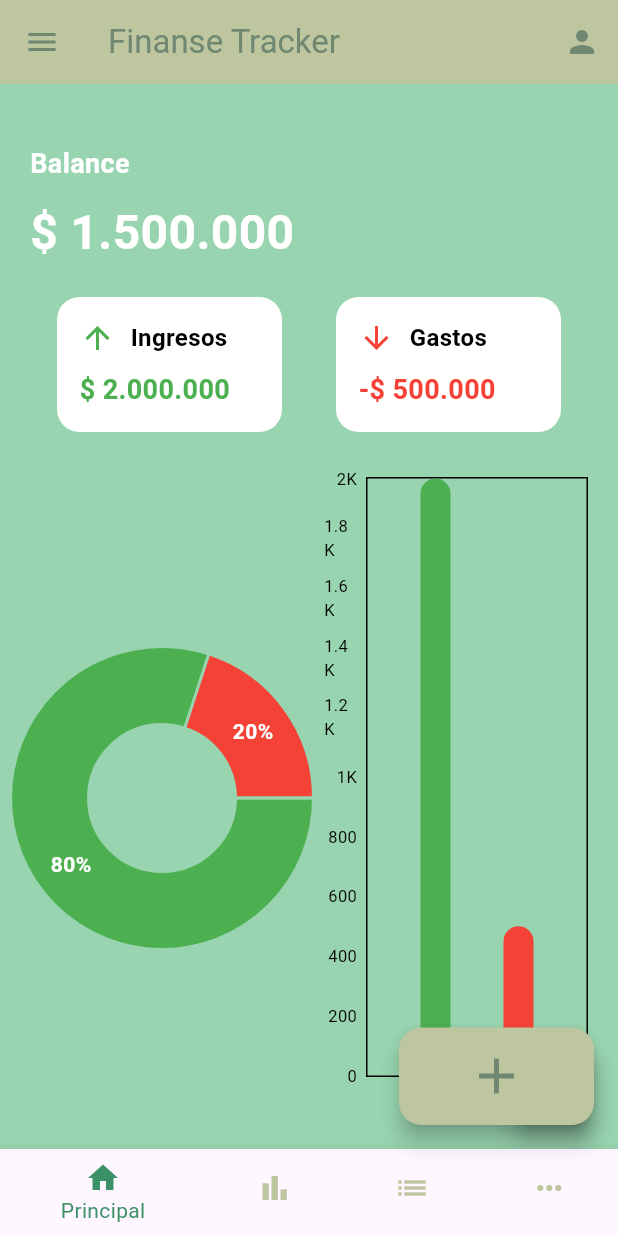
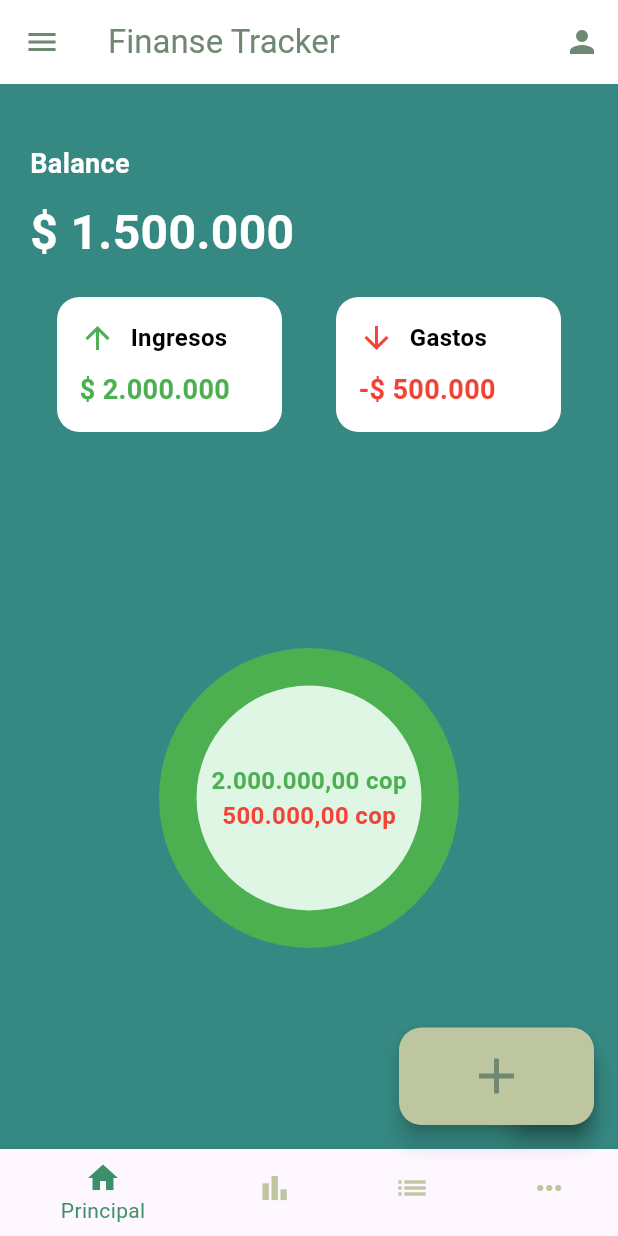
Before and after one commit to ISCOUTB/DS-finanzaspersonales, a Flutter app: the screen it shows after launch, after a tap on "Iniciar sesión", on a phone screen of 412 x 824 dp. Run offline on Flutter 3.47's test engine with Material 3 defaults, Android fonts, the phone set to English and light mode, and no system bars; drawn by our look-alikes of fl_chart; our stand-ins replace google_fonts; network calls fail.

Commit message:
integracion de las nuevas paginas y sus correciones

```diff
--- /dev/null
+++ b/lib/Datos/1.dart
@@ -0,0 +1,8 @@
+class Money{
+
+  String? image;
+  String? name;
+  String? time;
+  String? fee;
+  bool? buy;
+}
--- /dev/null
+++ b/lib/Datos/listdata.dart
@@ -0,0 +1,24 @@
+import '1.dart';
+
+List<Money> geter(){
+  Money upwork=Money();
+  upwork.name='upwork';
+  upwork.fee='50';
+  upwork.time='toda';
+  upwork.image='upwork.png';
+  upwork.buy=false;
+  Money starbucks=Money();
+  starbucks.buy=true;
+  starbucks.fee='20';
+  starbucks.image='starbucks.png';
+  starbucks.name='starbucks';
+  starbucks.time='today';
+  Money trasfer=Money();
+  trasfer.buy=true;
+  trasfer.fee='100';
+  trasfer.image='crrdt.png';
+  trasfer.name='transfer for sam';
+  trasfer.time='Jan 30,2022';
+  return[upwork,starbucks,trasfer,upwork,starbucks,trasfer];
+
+}
--- a/lib/main.dart
+++ b/lib/main.dart
@@ -3,6 +3,7 @@ import 'pages/icon_user.dart';
 import 'pages/registro_pages.dart';
 import 'pages/TransferHistory.dart';
 import 'pages/principal_pages.dart';
+import 'pages/statistics.dart';
 
 void main() {
   runApp(const MyApp());
@@ -48,7 +49,7 @@ class _MyHomePageState extends State<MyHomePage> {
   // Lista de páginas para el cuerpo dinámico
   final List<Widget> _pages = [
     const PrincipalPage(), // Página principal
-    Center(child: Text('Estadísticas')), // Página de estadísticas
+    Statistics(), // Página de estadísticas
     const Transferhistory(), // Página de registros (TransferHistory)
     Center(child: Text('Más opciones')), // Página de más opciones
   ];
@@ -64,7 +65,7 @@ class _MyHomePageState extends State<MyHomePage> {
     return Scaffold(
       key: _scaffoldKey,
       appBar: AppBar(
-        backgroundColor: const Color(0xFFBEC6A0),
+        backgroundColor: Colors.white,
         leading: IconButton(
           icon: const Icon(Icons.menu),
           color: const Color(0xFF708871),
--- a/lib/pages/TransferHistory.dart
+++ b/lib/pages/TransferHistory.dart
@@ -1,32 +1,32 @@
 import 'package:flutter/material.dart';
+import '../Datos/listdata.dart';
 
-class Transferhistory extends StatelessWidget{
-  const Transferhistory({Key?key}):super(key: key);
+class Transferhistory extends StatelessWidget {
+  const Transferhistory({Key? key}) : super(key: key);
 
   @override
   Widget build(BuildContext context) {
-    return SafeArea(
+    return Scaffold(
+      body: SafeArea(
         child: CustomScrollView(
           slivers: [
-          SliverToBoxAdapter(
-            child: SizedBox(height: 400, child: _head()),
-          ),
+            SliverToBoxAdapter(child: SizedBox(height: 400, child: _head())),
             SliverToBoxAdapter(
               child: Padding(
                 padding: const EdgeInsets.symmetric(horizontal: 15),
                 child: Row(
                   mainAxisAlignment: MainAxisAlignment.spaceBetween,
-                children: const [
+                  children: [
                     Text(
                       'Transactions History',
                       style: TextStyle(
                         fontWeight: FontWeight.w600,
                         fontSize: 19,
-                      color: Colors.black,
+                        color: const Color.fromARGB(255, 27, 26, 26),
                       ),
                     ),
                     Text(
-                    'See all',
+                      'sell all',
                       style: TextStyle(
                         fontWeight: FontWeight.w600,
                         fontSize: 19,
@@ -38,23 +38,41 @@ class Transferhistory extends StatelessWidget{
               ),
             ),
             SliverList(
-            delegate: SliverChildBuilderDelegate(
-              (context, index) {
+              delegate: SliverChildBuilderDelegate((context, index) {
                 return ListTile(
                   leading: ClipRRect(
                     borderRadius: BorderRadius.circular(5),
-                    child: Image.asset('images/cre.png'),
+                    child: Image.asset(
+                      'images/${geter()[index].image}',
+                      height: 40,
+                    ),
+                  ),
+                  title: Text(
+                    geter()[index].name!,
+                    style: TextStyle(fontSize: 17, fontWeight: FontWeight.w600),
+                  ),
+                  subtitle: Text(
+                    geter()[index].time!,
+                    style: TextStyle(fontWeight: FontWeight.w600),
+                  ),
+                  trailing: Text(
+                    '\$${geter()[index].fee!}',
+                    style: TextStyle(
+                      fontWeight: FontWeight.w600,
+                      fontSize: 19,
+                      color: geter()[index].buy! ? Colors.red : Colors.green,
+                    ),
                   ),
                 );
-              },
-            ),
+              }, childCount: geter().length),
             ),
           ],
+        ),
       ),
     );
   }
 
-  Widget _head(){
+  Widget _head() {
     return Stack(
       children: [
         Column(
@@ -62,8 +80,9 @@ class Transferhistory extends StatelessWidget{
             Container(
               width: double.infinity,
               height: 240,
-                decoration: BoxDecoration(color:Color(0xff368983),
-                borderRadius:BorderRadius.only(
+              decoration: BoxDecoration(
+                color: Color(0xff368983),
+                borderRadius: BorderRadius.only(
                   bottomLeft: Radius.circular(20),
                   bottomRight: Radius.circular(20),
                 ),
@@ -72,14 +91,15 @@ class Transferhistory extends StatelessWidget{
                 children: [
                   Positioned(
                     top: 5,
-                      left: 1550,
+                    left: 1480,
                     child: ClipRRect(
                       borderRadius: BorderRadius.circular(7),
                       child: Container(
                         height: 40,
                         width: 40,
-                          color: Color.fromRGBO(250, 250, 250,0.1),
-                          child: Icon(Icons.notification_add_outlined,
+                        color: Color.fromRGBO(250, 250, 250, 0.1),
+                        child: Icon(
+                          Icons.notification_add_outlined,
                           size: 30,
                           color: Colors.white,
                         ),
@@ -87,21 +107,22 @@ class Transferhistory extends StatelessWidget{
                     ),
                   ),
                   Padding(
-
-                    padding:const EdgeInsets.only(top: 35,left: 10),
-                    child:Column(
+                    padding: const EdgeInsets.only(top: 35, left: 10),
+                    child: Column(
                       crossAxisAlignment: CrossAxisAlignment.start,
                       children: [
-                        Text('Good afternoon',
-                        style: TextStyle(fontWeight:
-                        FontWeight.w500,
+                        Text(
+                          'Good afternoon',
+                          style: TextStyle(
+                            fontWeight: FontWeight.w500,
                             fontSize: 16,
-                        color: Color.fromARGB(255, 224, 223, 223)
+                            color: Color.fromARGB(255, 224, 223, 223),
                           ),
                         ),
-                        Text('User name',
-                        style: TextStyle(fontWeight:
-                        FontWeight.w600,
+                        Text(
+                          'User name',
+                          style: TextStyle(
+                            fontWeight: FontWeight.w600,
                             fontSize: 20,
                             color: Colors.white,
                           ),
@@ -110,7 +131,7 @@ class Transferhistory extends StatelessWidget{
                     ),
                   ),
                 ],
-                )
+              ),
             ),
           ],
         ),
@@ -118,47 +139,50 @@ class Transferhistory extends StatelessWidget{
         Positioned(
           top: 110,
           left: 500,
-         child:Container(
+          child: Container(
             height: 250,
             width: 600,
             decoration: BoxDecoration(
               color: Color.fromARGB(225, 47, 125, 121),
               borderRadius: BorderRadius.circular(15),
             ),
-          child: Column(children: [
+            child: Column(
+              children: [
                 SizedBox(height: 10),
                 Padding(
                   padding: const EdgeInsets.symmetric(horizontal: 15),
                   child: Row(
                     mainAxisAlignment: MainAxisAlignment.spaceBetween,
                     children: [
-                  Text('Total Balace',style: TextStyle(fontWeight:
-                          FontWeight.w500,
+                      Text(
+                        'Total Balace',
+                        style: TextStyle(
+                          fontWeight: FontWeight.w500,
                           fontSize: 16,
                           color: Colors.white,
                         ),
                       ),
-                      Icon(Icons.more_horiz,color: Colors.white ,
-                      ),
+                      Icon(Icons.arrow_downward, color: Colors.white),
                     ],
                   ),
                 ),
-            SizedBox(height: 7,),
+                SizedBox(height: 7),
                 Padding(
                   padding: const EdgeInsets.only(left: 30),
                   child: Row(
                     children: [
-                  Text('\$ 9999',
+                      Text(
+                        '\$ 9999',
                         style: TextStyle(
                           fontWeight: FontWeight.bold,
                           fontSize: 25,
                           color: Colors.white,
                         ),
-                  )
+                      ),
                     ],
                   ),
                 ),
-            SizedBox(height:25 ),
+                SizedBox(height: 25),
                 Padding(
                   padding: const EdgeInsets.symmetric(horizontal: 60),
                   child: Row(
@@ -169,15 +193,19 @@ class Transferhistory extends StatelessWidget{
                           CircleAvatar(
                             radius: 13,
                             backgroundColor: Color.fromARGB(255, 85, 145, 141),
-                        child: Icon(Icons.arrow_upward,color: Colors.white,size: 19,
+                            child: Icon(
+                              Icons.arrow_downward,
+                              color: Colors.white,
+                              size: 19,
                             ),
                           ),
-                      SizedBox(width:  7,),
-                      Text('Income',style: TextStyle(
+                          SizedBox(width: 7),
+                          Text(
+                            'Income',
+                            style: TextStyle(
                               fontWeight: FontWeight.w500,
                               fontSize: 16,
                               color: Color.fromARGB(225, 216, 216, 216),
-
                             ),
                           ),
                         ],
@@ -187,15 +215,19 @@ class Transferhistory extends StatelessWidget{
                           CircleAvatar(
                             radius: 13,
                             backgroundColor: Color.fromARGB(255, 85, 145, 141),
-                        child: Icon(Icons.arrow_upward,color: Colors.white,size: 19,
+                            child: Icon(
+                              Icons.arrow_upward,
+                              color: Colors.white,
+                              size: 19,
                             ),
                           ),
-                      SizedBox(width:  7,),
-                      Text('Expenses ',style: TextStyle(
+                          SizedBox(width: 7),
+                          Text(
+                            'Expenses ',
+                            style: TextStyle(
                               fontWeight: FontWeight.w500,
                               fontSize: 16,
                               color: Color.fromARGB(225, 216, 216, 216),
-
                             ),
                           ),
                         ],
@@ -209,30 +241,29 @@ class Transferhistory extends StatelessWidget{
                   child: Row(
                     mainAxisAlignment: MainAxisAlignment.spaceBetween,
                     children: [
-                  Text('\$ 9999',
+                      Text(
+                        '\$ 9999',
                         style: TextStyle(
                           fontWeight: FontWeight.w600,
                           fontSize: 17,
                           color: Colors.white,
-
                         ),
                       ),
-                           Text('\$ 9999',
+                      Text(
+                        '\$ 9999',
                         style: TextStyle(
                           fontWeight: FontWeight.w600,
                           fontSize: 17,
                           color: Colors.white,
-
                         ),
-                  )
-                ],
-
                       ),
-            )
                     ],
                   ),
                 ),
-      )
+              ],
+            ),
+          ),
+        ),
       ],
     );
   }
--- a/lib/pages/icon_user.dart
+++ b/lib/pages/icon_user.dart
@@ -21,14 +21,14 @@ class UserMenu extends StatelessWidget {
               margin: const EdgeInsets.only(top: 30),
               padding: const EdgeInsets.all(20),
               width: double.infinity,
-              color: Colors.green,
+              color: Color(0xff368983),
               child: const Text("Home"),
             ),
             Container(
               margin: const EdgeInsets.only(top: 2),
               padding: const EdgeInsets.all(20),
               width: double.infinity,
-              color: Colors.green,
+              color: Color(0xff368983),
               child: const Text("Setting"),
             ),
             Expanded(child: Container()),
@@ -36,7 +36,7 @@ class UserMenu extends StatelessWidget {
               margin: const EdgeInsets.only(top: 2),
               padding: const EdgeInsets.all(20),
               width: double.infinity,
-              color: Colors.green,
+              color: Color(0xff368983),
               alignment: Alignment.center,
               child: const Text("Sign out"),
             ),
--- a/lib/pages/principal_pages.dart
+++ b/lib/pages/principal_pages.dart
@@ -1,5 +1,4 @@
 import 'package:flutter/material.dart';
-import 'package:fl_chart/fl_chart.dart';
 
 class PrincipalPage extends StatelessWidget {
   const PrincipalPage({Key? key}) : super(key: key);
@@ -8,7 +7,7 @@ class PrincipalPage extends StatelessWidget {
   Widget build(BuildContext context) {
     return Scaffold(
       body: Container(
-        color: const Color(0xFF98D4AF), // Fondo verde claro
+        color: const Color(0xff368983), // Fondo verde claro
         child: Padding(
           padding: const EdgeInsets.all(20.0),
           child: Column(
@@ -52,42 +51,49 @@ class PrincipalPage extends StatelessWidget {
               ),
               const SizedBox(height: 30),
               Expanded(
-                child: Row(
-                  children: [
-                    Expanded(
-                      child: PieChart(
-                        PieChartData(
-                          sections: _buildPieChartSections(),
-                          centerSpaceRadius: 50,
-                          sectionsSpace: 2,
+                child: Center(
+                  child: Stack(
+                    alignment: Alignment.center,
+                    children: [
+                      Container(
+                        width: 200,
+                        height: 200,
+                        decoration: const BoxDecoration(
+                          color: Colors.green,
+                          shape: BoxShape.circle,
                         ),
                       ),
-                    ),
-                    const SizedBox(width: 20),
-                    Expanded(
-                      child: BarChart(
-                        BarChartData(
-                          barGroups: _buildBarChartGroups(),
-                          titlesData: FlTitlesData(
-                            leftTitles: SideTitles(showTitles: true),
-                            bottomTitles: SideTitles(
-                              showTitles: true,
-                              getTitles: (value) {
-                                switch (value.toInt()) {
-                                  case 0:
-                                    return 'Ingresos';
-                                  case 1:
-                                    return 'Gastos';
-                                  default:
-                                    return '';
-                                }
-                              },
+                      Container(
+                        width: 150,
+                        height: 150,
+                        decoration: const BoxDecoration(
+                          color: Color(0xFFDFF6E4),
+                          shape: BoxShape.circle,
+                        ),
+                        child: Column(
+                          mainAxisAlignment: MainAxisAlignment.center,
+                          children: const [
+                            Text(
+                              '2.000.000,00 cop',
+                              style: TextStyle(
+                                fontSize: 16,
+                                color: Colors.green,
+                                fontWeight: FontWeight.bold,
+                              ),
                             ),
-                          ),
+                            Text(
+                              '500.000,00 cop',
+                              style: TextStyle(
+                                fontSize: 16,
+                                color: Colors.red,
+                                fontWeight: FontWeight.bold,
+                              ),
+                            ),
+                          ],
                         ),
                       ),
-                    ),
-                  ],
+                    ],
+                  ),
                 ),
               ),
             ],
@@ -147,56 +153,4 @@ class PrincipalPage extends StatelessWidget {
       ),
     );
   }
-
-  List<PieChartSectionData> _buildPieChartSections() {
-    return [
-      PieChartSectionData(
-        color: Colors.green,
-        value: 80, // Porcentaje de ingresos
-        title: '80%',
-        radius: 50,
-        titleStyle: const TextStyle(
-          fontSize: 14,
-          fontWeight: FontWeight.bold,
-          color: Colors.white,
-        ),
-      ),
-      PieChartSectionData(
-        color: Colors.red,
-        value: 20, // Porcentaje de gastos
-        title: '20%',
-        radius: 50,
-        titleStyle: const TextStyle(
-          fontSize: 14,
-          fontWeight: FontWeight.bold,
-          color: Colors.white,
-        ),
-      ),
-    ];
-  }
-
-  List<BarChartGroupData> _buildBarChartGroups() {
-    return [
-      BarChartGroupData(
-        x: 0,
-        barRods: [
-          BarChartRodData(
-            y: 2000, // Valor de ingresos
-            colors: [Colors.green],
-            width: 20,
-          ),
-        ],
-      ),
-      BarChartGroupData(
-        x: 1,
-        barRods: [
-          BarChartRodData(
-            y: 500, // Valor de gastos
-            colors: [Colors.red],
-            width: 20,
-          ),
-        ],
-      ),
-    ];
-  }
 }
--- /dev/null
+++ b/lib/pages/statistics.dart
@@ -0,0 +1,100 @@
+import 'package:flutter/material.dart';
+
+class Statistics extends StatefulWidget {
+  const Statistics({Key? key}) : super(key: key);
+
+  @override
+  State<Statistics> createState() => _StatisticsState();
+}
+
+class _StatisticsState extends State<Statistics> {
+  List day = ['Day', 'Week', 'Month', 'Year'];
+  int index_color = 0;
+
+  @override
+  Widget build(BuildContext context) {
+    return Scaffold(
+      body: SafeArea(
+        child: CustomScrollView(
+          slivers: [
+            // Encabezado con título
+            SliverToBoxAdapter(
+              child: Column(
+                children: [
+                  const SizedBox(height: 20),
+                  const Text(
+                    'Statistics',
+                    style: TextStyle(
+                      color: Colors.black,
+                      fontSize: 20,
+                      fontWeight: FontWeight.w700,
+                    ),
+                  ),
+                  const SizedBox(height: 20),
+
+                  // Botones de filtro
+                  Padding(
+                    padding: const EdgeInsets.symmetric(horizontal: 30),
+                    child: Row(
+                      mainAxisAlignment: MainAxisAlignment.spaceBetween,
+                      children: List.generate(day.length, (index) {
+                        return GestureDetector(
+                          onTap: () {
+                            setState(() {
+                              index_color = index;
+                            });
+                          },
+                          child: Container(
+                            height: 40,
+                            width: 80,
+                            decoration: BoxDecoration(
+                              borderRadius: BorderRadius.circular(10),
+                              color: index_color == index
+                                  ? const Color.fromARGB(255, 47, 125, 121)
+                                  : Colors.white,
+                            ),
+                            alignment: Alignment.center,
+                            child: Text(
+                              day[index],
+                              style: TextStyle(
+                                color: index_color == index
+                                    ? Colors.white
+                                    : Colors.black,
+                                fontSize: 16,
+                                fontWeight: FontWeight.w700,
+                              ),
+                            ),
+                          ),
+                        );
+                      }),
+                    ),
+                  ),
+
+                  const SizedBox(height: 30),
+
+                  // Aquí va el contenido de estadísticas según el filtro
+                  getStatisticsContent(),
+                ],
+              ),
+            ),
+          ],
+        ),
+      ),
+    );
+  }
+
+  // Contenido adaptado del diseño básico que compartiste
+  Widget getStatisticsContent() {
+    return const Padding(
+      padding: EdgeInsets.symmetric(horizontal: 30),
+      child: Column(
+        children: [
+          Text(
+            'Here goes the statistic content',
+            style: TextStyle(fontSize: 16),
+          ),
+        ],
+      ),
+    );
+  }
+}
--- a/pubspec.yaml
+++ b/pubspec.yaml
@@ -30,7 +30,8 @@ environment:
 dependencies:
   flutter:
     sdk: flutter
-  fl_chart: ^0.40.0
+  #fl_chart: ^0.40.0
+  flutter_speed_dial: ^5.0.0
   google_fonts:
 
   syncfusion_flutter_charts: ^29.1.33
@@ -60,6 +61,9 @@ flutter:
   # included with your application, so that you can use the icons in
   # the material Icons class.
   uses-material-design: true
+  assets:
+    - lib/images/cre.jpeg
+
 
   # To add assets to your application, add an assets section, like this:
   # assets:
```
Also changed, not shown: lib/images/cre.jpeg (added), pubspec.lock. Lines whose indentation alone changed are shown as unchanged.
